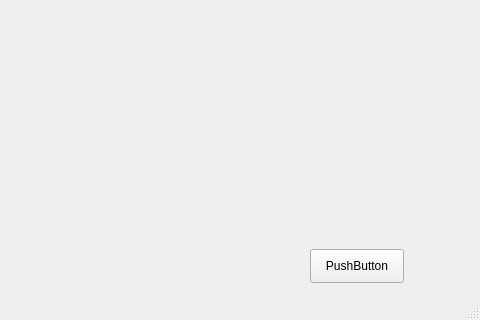
This is Resources/mainui.ui in gdroumpalis/Electro as Qt 5 draws it before an edit; both pictures show x 320 to 800 and y 280 to 600 of the 800 by 600 pixel window. The edited form follows.
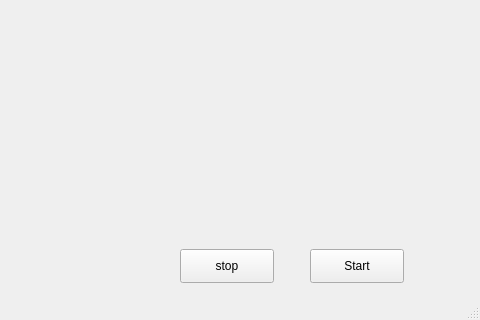
This is the edited form.

```diff
--- a/Resources/mainui.ui
+++ b/Resources/mainui.ui
@@ -24,7 +24,20 @@
      </rect>
     </property>
     <property name="text">
-     <string>PushButton</string>
+     <string>Start</string>
+    </property>
+   </widget>
+   <widget class="QPushButton" name="stopbutton">
+    <property name="geometry">
+     <rect>
+      <x>500</x>
+      <y>510</y>
+      <width>94</width>
+      <height>34</height>
+     </rect>
+    </property>
+    <property name="text">
+     <string>stop</string>
     </property>
    </widget>
   </widget>
```
